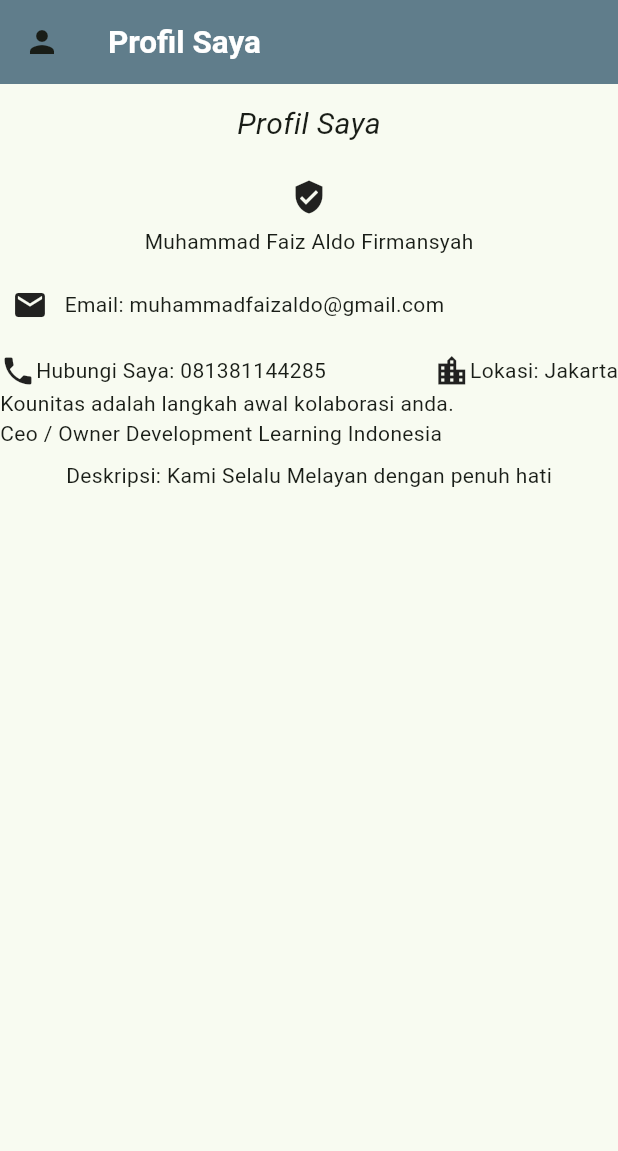
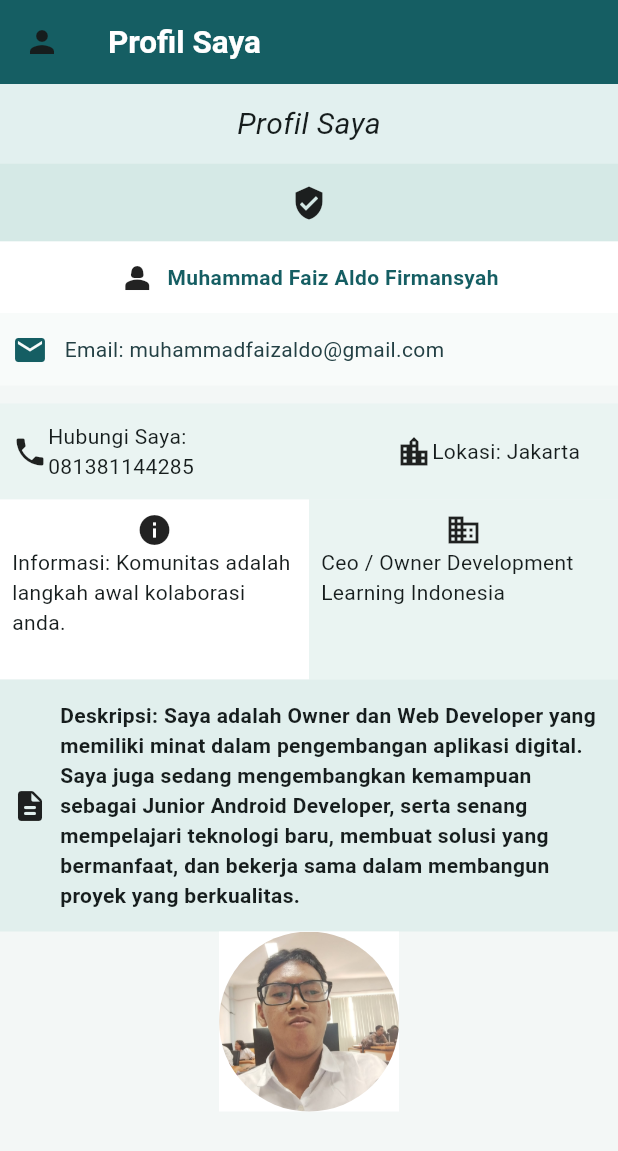
Before and after one commit to FaizAldo/ppkdju_faiz26, a Flutter app: the screen it shows after launch, on a phone screen of 412 x 824 dp. Shown: the top 1151 px of the screen. Run offline on Flutter 3.47's test engine with Material 3 defaults, Android fonts, the light colour scheme and no system bars.

Commit message:
Layout Done

```diff
--- a/lib/main.dart
+++ b/lib/main.dart
@@ -1,7 +1,6 @@
 import 'package:faizaldo_ppkd_app_dev/tugas_flutter2/profil_layout.dart';
-import 'package:faizaldo_ppkd_app_dev/tugas_flutter_1/layouting.dart';
-import 'package:faizaldo_ppkd_app_dev/tugas_flutter_1/profil.dart';
 import 'package:flutter/material.dart';
+
 void main() {
   runApp(const MyApp());
 }
@@ -11,15 +10,18 @@ class MyApp extends StatelessWidget {
 
   // This widget is the root of your application.
   @override
-  Widget build(BuildContext context) {//build method adalah method yang digunakan untuk membangun widget
-    return MaterialApp(//MaterialApp adalah widget yang digunakan untuk mengatur tema, navigasi, dan lainnya dalam aplikasi
-      title: 'Test App',//
-      theme: ThemeData(//ThemeData adalah class yang digunakan untuk mengatur tema aplikasi
-        colorScheme: ColorScheme.fromSeed(seedColor: const Color.fromARGB(255, 0, 255, 13)),
+  Widget build(BuildContext context) {
+    //build method adalah method yang digunakan untuk membangun widget
+    return MaterialApp(
+      //MaterialApp adalah widget yang digunakan untuk mengatur tema, navigasi, dan lainnya dalam aplikasi
+      title: 'Test App', //
+      theme: ThemeData(
+        //ThemeData adalah class yang digunakan untuk mengatur tema aplikasi
+        colorScheme: ColorScheme.fromSeed(seedColor: const Color(0xFF155E63)),
       ),
       //home: const LatihanScafold(),
-   home: ProfilLayout(),
-      debugShowCheckedModeBanner: false
+      home: ProfilLayout(),
+      debugShowCheckedModeBanner: false,
     );
   }
 }
--- a/lib/tugas_flutter2/profil_layout.dart
+++ b/lib/tugas_flutter2/profil_layout.dart
@@ -1,84 +1,183 @@
-import 'dart:ui';
-
 import 'package:flutter/material.dart';
 
 class ProfilLayout extends StatelessWidget {
   const ProfilLayout({super.key});
 
   @override
-  Widget build(BuildContext context){
+  Widget build(BuildContext context) {
     return Scaffold(
       appBar: AppBar(
-        backgroundColor: Colors.blueGrey,
-        title: Text("Profil Saya", style: TextStyle(fontSize: 21, fontWeight: FontWeight.bold, color: Colors.white),),
-       leading: Icon(Icons.person),
+        backgroundColor: const Color(0xFF155E63),
+        title: Text(
+          "Profil Saya",
+          style: const TextStyle(
+            fontSize: 21,
+            fontWeight: FontWeight.bold,
+            color: Colors.white,
           ),
-       body: Column(
+        ),
+        leading: const Icon(Icons.person),
+      ),
+      body: Container(
+        width: double.infinity,
+        height: double.infinity,
+        color: const Color(0xFFF3F7F6),
+        child: SingleChildScrollView(
+          child: Column(
             children: [
-          SizedBox(height: 12,),
-            Center(
-              child:
-              Text("Profil Saya", style: TextStyle(fontStyle: FontStyle.italic, fontFamily: 'Roboto', fontSize: 20)),
+              Container(
+                width: double.infinity,
+                color: const Color(0xFFE2F0EF),
+                padding: const EdgeInsets.symmetric(vertical: 12),
+                child: Center(
+                  child: Text(
+                    "Profil Saya",
+                    style: const TextStyle(
+                      fontStyle: FontStyle.italic,
+                      fontFamily: 'Roboto',
+                      fontSize: 20,
                     ),
-            SizedBox(height: 14,),
-            Padding(
-              padding: const EdgeInsets.all(8.0),
-              child: Icon(Icons.verified_user),
                   ),
-            Center(
-              child: Text("Muhammad Faiz Aldo Firmansyah" ),
                 ),
-            SizedBox(height: 12,),
+              ),
               Container(
-              child: Padding(
-                padding: const EdgeInsets.all(8.0),
+                width: double.infinity,
+                color: const Color(0xFFD5E9E6),
+                padding: const EdgeInsets.symmetric(vertical: 14),
+                child: const Icon(Icons.verified_user),
+              ),
+              Container(
+                width: double.infinity,
+                color: Colors.white,
+                padding: const EdgeInsets.symmetric(vertical: 12),
+                child: const Center(
                   child: Row(
+                    mainAxisSize: MainAxisSize.min,
                     children: [
-                    Icon(Icons.email),
-                    SizedBox(width: 11,),
-                    Text("Email: muhammadfaizaldo@gmail.com"),
+                      Icon(Icons.person_2),
+                      SizedBox(width: 8),
+                      Text(
+                        "Muhammad Faiz Aldo Firmansyah",
+                        style: TextStyle(
+                          color: Color(0xFF155E63),
+                          fontWeight: FontWeight.w600,
+                        ),
+                      ),
                     ],
                   ),
                 ),
               ),
-             SizedBox(height: 12,),
-          Row(
+              Container(
+                width: double.infinity,
+                color: const Color(0xFFF8FBFA),
+                padding: const EdgeInsets.symmetric(
+                  vertical: 12,
+                  horizontal: 8,
+                ),
+                child: const Row(
+                  children: [
+                    Icon(Icons.email, color: Color(0xFF155E63)),
+                    SizedBox(width: 11),
+                    Flexible(
+                      child: Text(
+                        "Email: muhammadfaizaldo@gmail.com",
+                        style: TextStyle(color: Color(0xFF234044)),
+                      ),
+                    ),
+                  ],
+                ),
+              ),
+              const SizedBox(height: 12),
+              Container(
+                width: double.infinity,
+                color: const Color(0xFFEAF4F2),
+                padding: const EdgeInsets.symmetric(
+                  vertical: 12,
+                  horizontal: 8,
+                ),
+                child: const Row(
                   children: [
                     Icon(Icons.phone),
-              Text("Hubungi Saya: 081381144285"),
+                    Flexible(child: Text("Hubungi Saya: 081381144285")),
                     Spacer(),
                     Icon(Icons.location_city),
-              Text("Lokasi: Jakarta")
+                    Flexible(child: Text("Lokasi: Jakarta")),
                   ],
+                ),
               ),
               Row(
                 children: [
                   Expanded(
                     child: Container(
-                  child:
-                  Text("Kounitas adalah langkah awal kolaborasi anda.")
+                      height: 120,
+                      color: Colors.white,
+                      padding: const EdgeInsets.all(8.0),
+                      child: const Column(
+                        children: [
+                          Icon(Icons.info),
+                          Text(
+                            "Informasi: Komunitas adalah langkah awal kolaborasi anda.",
+                          ),
+                        ],
+                      ),
+                    ),
+                  ),
+                  Expanded(
+                    child: Container(
+                      height: 120,
+                      color: const Color(0xFFEAF4F2),
+                      padding: const EdgeInsets.all(8.0),
+                      child: const Column(
+                        children: [
+                          Icon(Icons.business),
+                          Text("Ceo / Owner Development Learning Indonesia"),
+                        ],
+                      ),
                     ),
                   ),
                 ],
               ),
-           SizedBox(width: 11,),
-           Row(
+              Container(
+                width: double.infinity,
+                color: const Color(0xFFE1EFED),
+                child: Padding(
+                  padding: const EdgeInsets.symmetric(
+                    vertical: 14,
+                    horizontal: 8,
+                  ),
+                  child: Row(
                     children: [
-               Expanded(child: Container(
-                child: Text("Ceo / Owner Development Learning Indonesia"),
-               )),
+                      const Icon(Icons.description_rounded),
+                      const SizedBox(width: 8),
+                      const Flexible(
+                        child: Text(
+                          "Deskripsi: Saya adalah Owner dan Web Developer yang memiliki minat dalam pengembangan aplikasi digital. Saya juga sedang mengembangkan kemampuan sebagai Junior Android Developer, serta senang mempelajari teknologi baru, membuat solusi yang bermanfaat, dan bekerja sama dalam membangun proyek yang berkualitas.",
+                          style: TextStyle(
+                            fontSize: 14,
+                            fontWeight: FontWeight.bold,
+                          ),
+                        ),
+                      ),
                     ],
                   ),
+                ),
+              ),
               SizedBox(
-            child:
-            Padding(
-              padding: const EdgeInsets.all(8.0),
-              child: Text("Deskripsi: Kami Selalu Melayan dengan penuh hati"),
-
-            )
-           )
+                width: 120,
+                height: 120,
+                child: Container(
+                  color: Colors.white,
+                  child: ClipOval(
+                    child: Image.asset(
+                      "assets/images/profile.jpeg",
+                      fit: BoxFit.cover,
+                    ),
+                  ),
+                ),
+              ),
             ],
-
+          ),
+        ),
       ),
     );
   }
```
Lines whose indentation alone changed are shown as unchanged.
